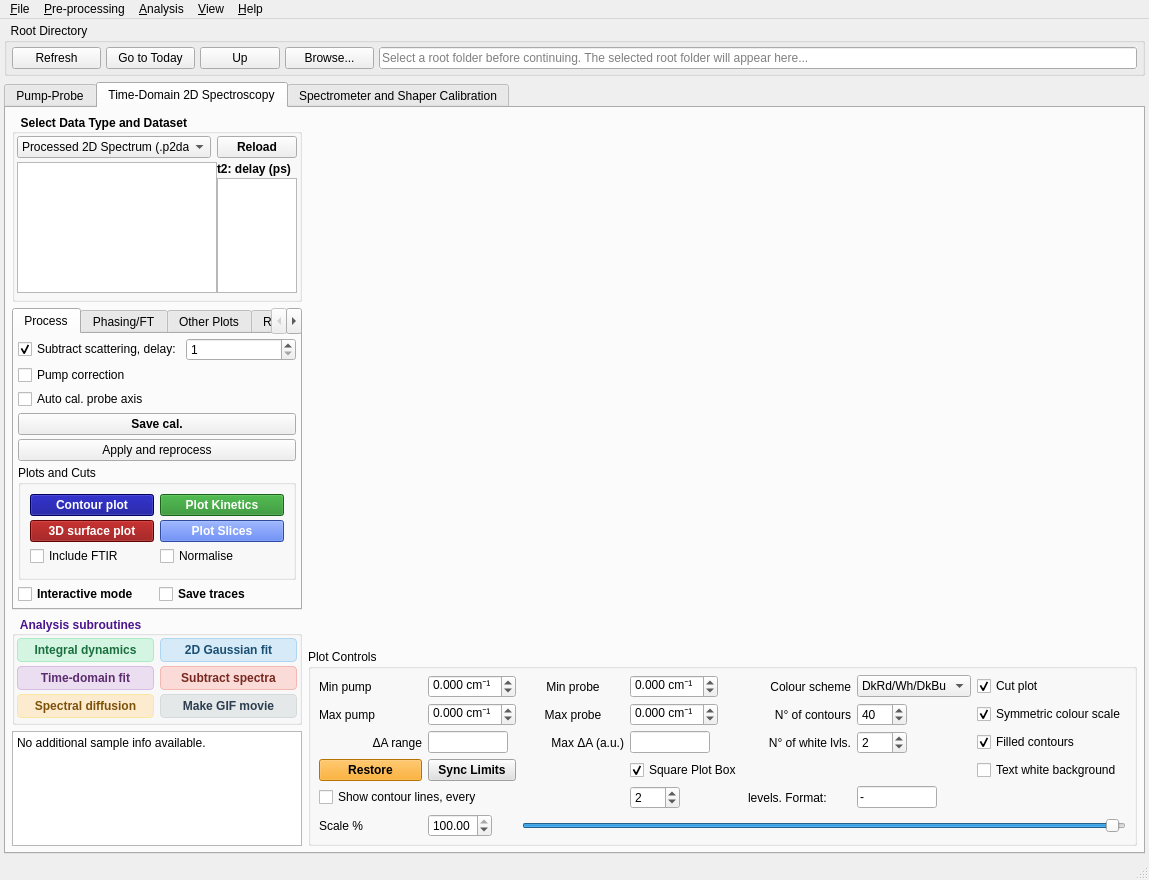
Old version of the form src/pymorgan/gui/main_window.ui in the repository RJFernandezTeran/PyMORGAN.
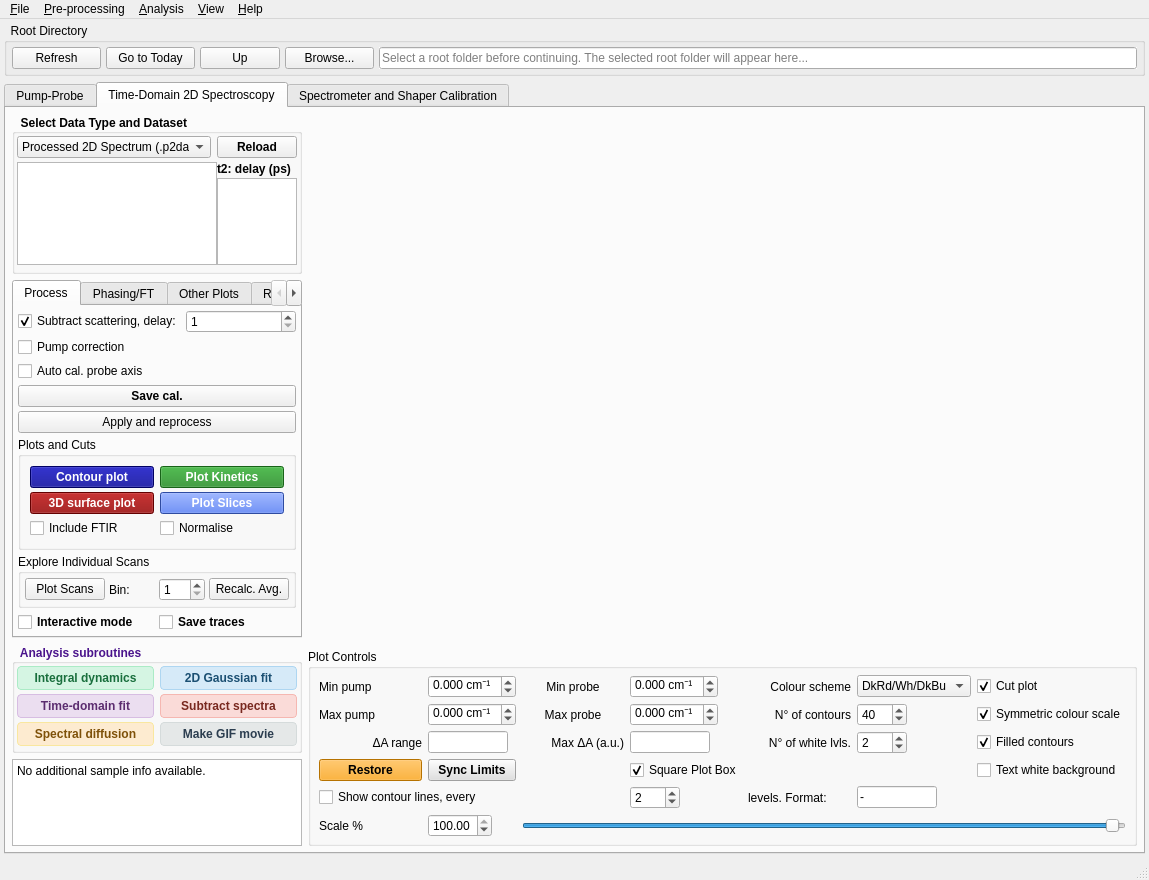
New version of the form. The open tabs and pages were chosen to show the change. Custom widgets are drawn as their Qt base class.

Commit message: feat(twoD): add 2D single-scan contour array explorer & Recalc. Avg., and update Kubo fitting dialog (v1.261025.1)

What changed in the file:
```diff
--- a/src/pymorgan/gui/main_window.ui
+++ b/src/pymorgan/gui/main_window.ui
@@ -2261,6 +2261,64 @@
                 </layout>
                </widget>
               </item>
+              <item>
+               <widget class="QGroupBox" name="twoD_singleScan_box">
+                <property name="title">
+                 <string>Explore Individual Scans</string>
+                </property>
+                <layout class="QHBoxLayout" name="twoD_singleScan_layout">
+                 <property name="spacing">
+                  <number>4</number>
+                 </property>
+                 <property name="leftMargin">
+                  <number>4</number>
+                 </property>
+                 <property name="topMargin">
+                  <number>3</number>
+                 </property>
+                 <property name="rightMargin">
+                  <number>4</number>
+                 </property>
+                 <property name="bottomMargin">
+                  <number>3</number>
+                 </property>
+                 <item>
+                  <widget class="QPushButton" name="twoD_PlotScanContours_btn">
+                   <property name="toolTip">
+                    <string>Plot an array of 2D contour maps across individual (or binned) scans at the selected t2 delay</string>
+                   </property>
+                   <property name="text">
+                    <string>Plot Scans</string>
+                   </property>
+                  </widget>
+                 </item>
+                 <item>
+                  <widget class="QLabel" name="twoD_BinScans_lbl">
+                   <property name="text">
+                    <string>Bin:</string>
+                   </property>
+                  </widget>
+                 </item>
+                 <item>
+                  <widget class="QSpinBox" name="twoD_BinScans">
+                   <property name="minimum">
+                    <number>1</number>
+                   </property>
+                  </widget>
+                 </item>
+                 <item>
+                  <widget class="QPushButton" name="twoD_RecalcAvg_btn">
+                   <property name="toolTip">
+                    <string>Choose which scans to include in the averaged 2D dataset</string>
+                   </property>
+                   <property name="text">
+                    <string>Recalc. Avg.</string>
+                   </property>
+                  </widget>
+                 </item>
+                </layout>
+               </widget>
+              </item>
               <item>
                <layout class="QHBoxLayout" name="twoD_interactive_layout">
                 <item>
```
The commit also changes 15 other files.
